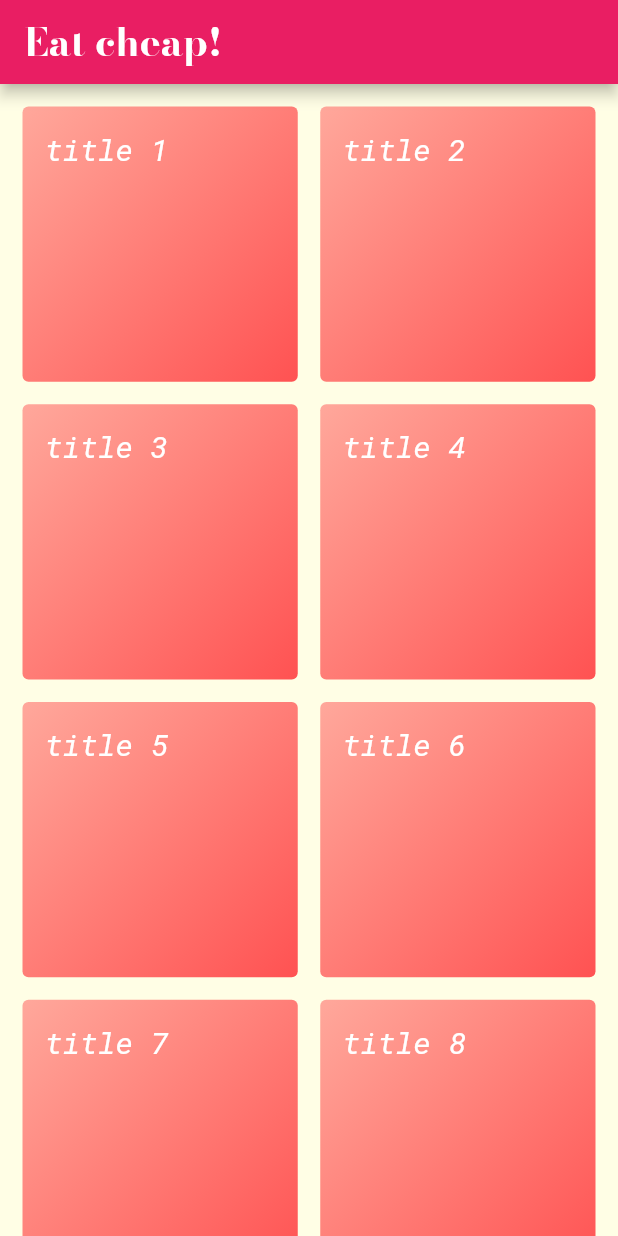
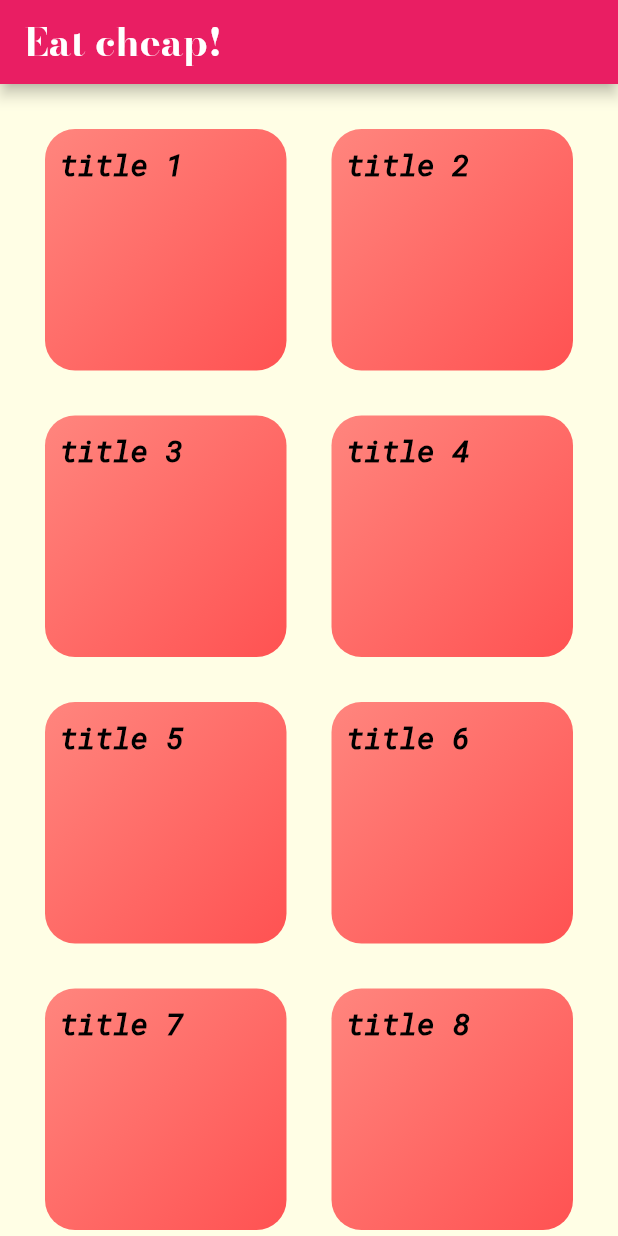
Before and after one commit to Karan0009/meals_app, a Flutter app: the screen it shows after launch, on a phone screen of 412 x 824 dp. Run offline on Flutter 3.47's test engine with Material 2 defaults, Android fonts, the phone set to English and light mode, and no system bars.

Commit message:
feat: add new categories_meals_screen

```diff
--- a/lib/components/category_list_item.dart
+++ b/lib/components/category_list_item.dart
@@ -1,33 +1,46 @@
-import 'dart:ui';
-
 import "package:flutter/material.dart";
 
 class CategoryListItem extends StatelessWidget {
   final String title;
   final Color color;
+  final String id;
   // ignore: use_key_in_widget_constructors
-  const CategoryListItem({required this.title, required this.color});
+  const CategoryListItem(
+      {required this.title, required this.color, required this.id});
+
+  void navigateToRecepiesScreen(BuildContext context) {
+    Navigator.of(context).pushNamed(
+      "/category-meals",
+      arguments: {"id": id, "title": title, "color": color},
+    );
+  }
 
   @override
   Widget build(BuildContext context) {
-    return Container(
+    return InkWell(
+      onTap: () => navigateToRecepiesScreen(context),
+      splashColor: Theme.of(context).primaryColor,
+      borderRadius: BorderRadius.circular(20),
+      child: Container(
         child: Text(
           title,
           style: const TextStyle(
-          color: Colors.white,
+            color: Colors.black,
             fontFamily: "RobotoMono",
             fontSize: 20,
             fontStyle: FontStyle.italic,
+            fontWeight: FontWeight.bold,
           ),
         ),
-      padding: const EdgeInsets.all(15),
+        padding: const EdgeInsets.all(10),
         decoration: BoxDecoration(
           gradient: LinearGradient(
-          colors: <Color>[color.withOpacity(0.5), color],
+            colors: <Color>[color.withOpacity(0.7), color],
             begin: Alignment.topLeft,
             end: Alignment.bottomRight,
           ),
-        borderRadius: BorderRadius.circular(4),
+          borderRadius: BorderRadius.circular(20),
+        ),
       ),
     );
   }
--- a/lib/main.dart
+++ b/lib/main.dart
@@ -1,4 +1,5 @@
 import 'package:flutter/material.dart';
+import 'package:meals_app/screens/categories_meals_screen.dart';
 import 'package:meals_app/screens/categories_screen.dart';
 
 void main() {
@@ -35,6 +36,9 @@ class MyApp extends StatelessWidget {
             ),
       ),
       home: const CategoriesScreen(),
+      routes: {
+        "/category-meals": (ctx) => const CategoriesMealsScreen(),
+      },
     );
   }
 }
--- a/lib/screens/categories_screen.dart
+++ b/lib/screens/categories_screen.dart
@@ -13,11 +13,15 @@ class CategoriesScreen extends StatelessWidget {
       appBar: AppBar(title: const Text("Eat cheap!")),
       body: GridView.extent(
         maxCrossAxisExtent: 200,
-        mainAxisSpacing: 15,
-        crossAxisSpacing: 15,
-        padding: const EdgeInsets.all(15),
+        mainAxisSpacing: 30,
+        crossAxisSpacing: 30,
+        padding: const EdgeInsets.all(30),
         children: dummyCategories
-            .map((cat) => CategoryListItem(title: cat.title, color: cat.color))
+            .map((cat) => CategoryListItem(
+                  title: cat.title,
+                  color: cat.color,
+                  id: cat.id,
+                ))
             .toList(),
       ),
     );
```
Also changed, not shown: lib/screens/categories_meals_screen.dart (added, +26 -0 lines). Lines whose indentation alone changed are shown as unchanged.
